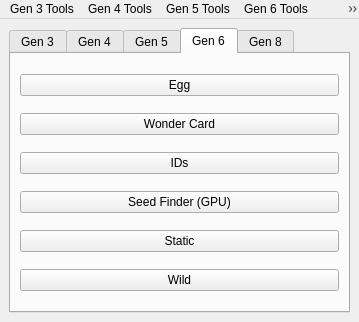
This is Form/MainWindow.ui in Xenon-Hacks/PokeFinder-GPU as Qt 5 draws it before an edit. The edited form follows.
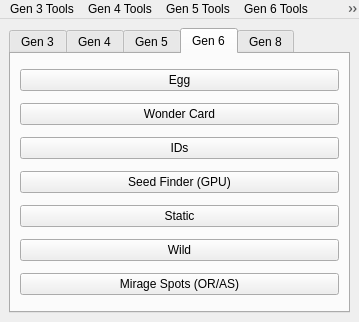
This is the edited form. The open tabs and pages were chosen to show the change. Icons and pictures are not drawn.

Commit message: Gen 6: Omega Ruby / Alpha Sapphire support, Mirage spots, trades (v1.8.5)

```diff
--- a/Form/MainWindow.ui
+++ b/Form/MainWindow.ui
@@ -205,6 +205,13 @@
           </property>
          </widget>
         </item>
+        <item row="6" column="0">
+         <widget class="QPushButton" name="pushButtonMirage6">
+          <property name="text">
+           <string>Mirage Spots (OR/AS)</string>
+          </property>
+         </widget>
+        </item>
        </layout>
       </widget>
       <widget class="QWidget" name="tabGen8">
```
The commit also changes 58 other files.
